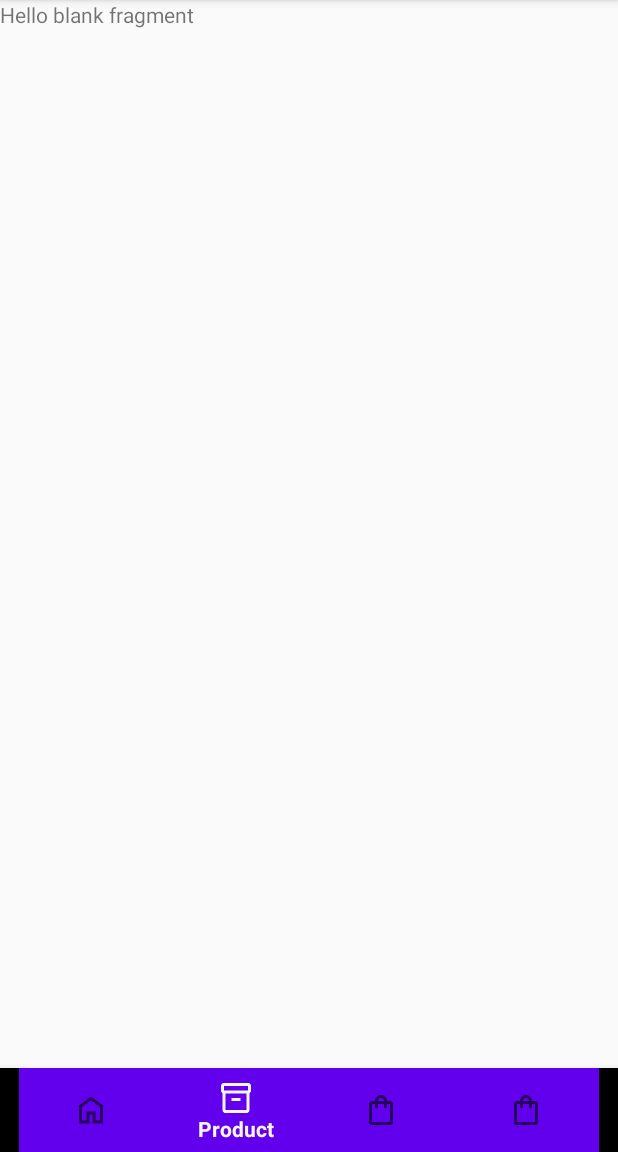
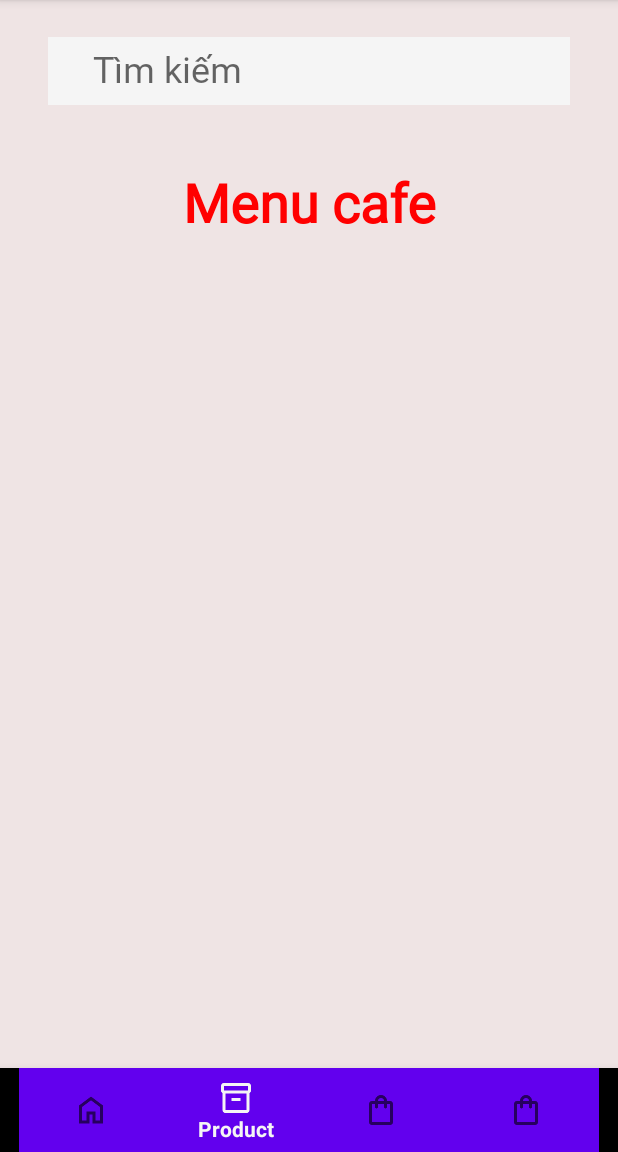
Before and after one commit to buidangvinhdinoo/AppBanCaPhe, an Android app: the Home screen opened directly, with no data from a screen before it, item 2 of the bottom bar chosen, on a phone screen of 412 x 824 dp, the part 84-1236 px from its top. Run offline under Robolectric (Android 15) with nearby library versions, the phone set to English and light mode, and no system bars; our stand-ins replace Firebase (no records; nobody signed in at launch, a user with empty details on screens opened directly), Picasso.

Commit message:
cap nhan frag product va sua linh tinh

```diff
--- a/app/src/main/res/layout/activity_login.xml
+++ b/app/src/main/res/layout/activity_login.xml
@@ -7,7 +7,7 @@
     android:layout_margin="5dp"
     android:orientation="vertical"
     android:gravity="center|top"
-    android:background="@color/white"
+    android:background="#EFE4E4"
     tools:context=".Login">
 
     <ImageView
--- a/app/src/main/res/layout/activity_main.xml
+++ b/app/src/main/res/layout/activity_main.xml
@@ -5,6 +5,7 @@
     android:orientation="vertical"
     android:layout_width="match_parent"
     android:layout_height="match_parent"
+    android:background="#EFE4E4"
     tools:context=".MainActivity">
 
     <FrameLayout
--- a/app/src/main/res/layout/activity_register.xml
+++ b/app/src/main/res/layout/activity_register.xml
@@ -7,7 +7,7 @@
     android:layout_margin="5dp"
     android:orientation="vertical"
     android:gravity="center|top"
-    android:background="@color/white"
+    android:background="#EFE4E4"
     tools:context=".Register">
 
     <ImageView
--- a/app/src/main/res/layout/fragment_account.xml
+++ b/app/src/main/res/layout/fragment_account.xml
@@ -3,6 +3,7 @@
     xmlns:tools="http://schemas.android.com/tools"
     android:layout_width="match_parent"
     android:layout_height="match_parent"
+    android:background="#EFE4E4"
     tools:context=".fragment.Account">
 
     <!-- TODO: Update blank fragment layout -->
--- a/app/src/main/res/layout/fragment_cart.xml
+++ b/app/src/main/res/layout/fragment_cart.xml
@@ -3,6 +3,7 @@
     xmlns:tools="http://schemas.android.com/tools"
     android:layout_width="match_parent"
     android:layout_height="match_parent"
+    android:background="#EFE4E4"
     tools:context=".fragment.Cart">
 
     <!-- TODO: Update blank fragment layout -->
--- a/app/src/main/res/layout/fragment_home.xml
+++ b/app/src/main/res/layout/fragment_home.xml
@@ -6,6 +6,7 @@
     android:orientation="vertical"
     android:gravity="start|top"
     android:padding="14dp"
+    android:background="#EFE4E4"
     tools:context=".fragment.Home">
 
     <TextView
--- a/app/src/main/res/layout/fragment_product.xml
+++ b/app/src/main/res/layout/fragment_product.xml
@@ -1,14 +1,55 @@
 <?xml version="1.0" encoding="utf-8"?>
-<FrameLayout xmlns:android="http://schemas.android.com/apk/res/android"
+<LinearLayout xmlns:android="http://schemas.android.com/apk/res/android"
+    xmlns:app="http://schemas.android.com/apk/res-auto"
     xmlns:tools="http://schemas.android.com/tools"
     android:layout_width="match_parent"
     android:layout_height="match_parent"
+    android:padding="14dp"
+    android:orientation="vertical"
+    android:gravity="center|top"
+    android:background="#EFE4E4"
     tools:context=".fragment.Product">
 
-    <!-- TODO: Update blank fragment layout -->
+    <com.google.android.material.textfield.TextInputLayout
+        android:layout_width="match_parent"
+        android:layout_height="wrap_content"
+        android:layout_marginHorizontal="18dp"
+        android:layout_marginBottom="22dp"
+        app:hintEnabled="true">
+
+        <com.google.android.material.textfield.TextInputEditText
+            android:id="@+id/ed_search"
+            android:layout_width="match_parent"
+            android:layout_height="wrap_content"
+            android:minHeight="45dp"
+            android:paddingHorizontal="30dp"
+            android:hint="Tìm kiếm"
+            android:fontFamily="@font/itim"
+            android:textSize="24dp"
+            android:textColor="#52292424"
+            android:textColorHint="#9C27B0"
+            android:background="#F5F5F5"
+            android:inputType="text"/>
+
+    </com.google.android.material.textfield.TextInputLayout>
+
     <TextView
         android:layout_width="match_parent"
-        android:layout_height="match_parent"
-        android:text="@string/hello_blank_fragment" />
+        android:layout_height="wrap_content"
+        android:layout_margin="18dp"
+        android:gravity="center"
+        android:text="Menu cafe"
+        android:fontFamily="@font/itim"
+        android:textSize="36dp"
+        android:textColor="@color/red"
+        android:textStyle="bold"/>
 
-</FrameLayout>
+    <androidx.recyclerview.widget.RecyclerView
+        android:id="@+id/rv"
+        android:layout_width="match_parent"
+        android:layout_height="0dp"
+        android:layout_weight="1"
+        android:layout_marginTop="22dp"
+        android:padding="9dp"/>
+
+</LinearLayout>
--- a/app/src/main/res/layout/item_in_product.xml
+++ b/app/src/main/res/layout/item_in_product.xml
@@ -3,7 +3,8 @@
     android:layout_width="match_parent"
     android:layout_height="wrap_content"
     android:padding="9dp"
-    android:gravity="center">
+    android:gravity="center"
+    android:background="#F5F5F5">
 
     <ImageView
         android:id="@+id/ib_img"
```
